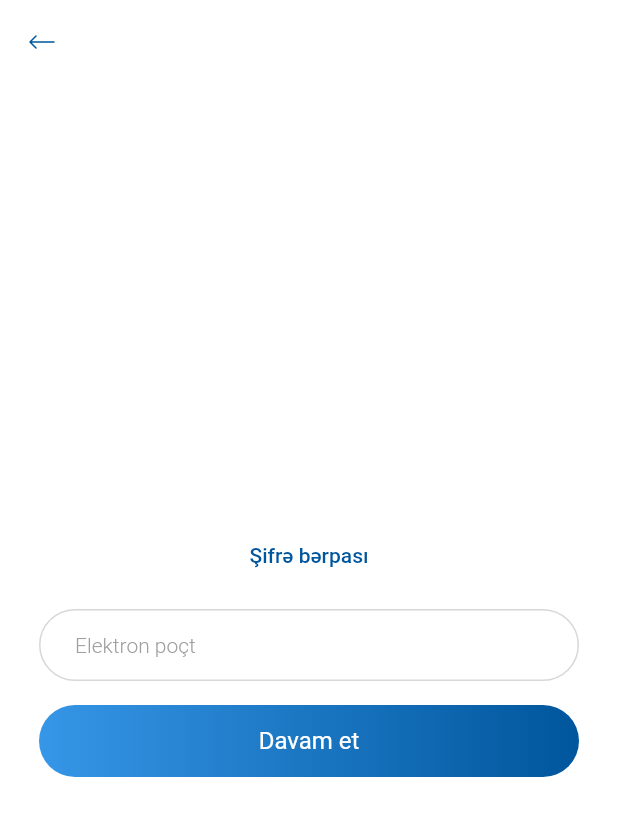
After one commit to shahinrehimov/Carfyapp_, a Flutter app: the ForgotPasswordPage screen opened by its route, on a phone screen of 412 x 824 dp. The commit adds this screen. Shown: the top 816 px of the screen. Run offline on Flutter 3.47's test engine with Material 3 defaults, Android fonts, the phone set to English and light mode, and no system bars; our stand-ins replace auto_route, dartz, dio, equatable, flutter_bloc, flutter_native_splash and 5 more; missing offline and left inert: dio_curl_logger, encrypt; accounts and stored records are empty.

Commit message:
forgot password page ui

```diff
--- /dev/null
+++ b/devtools_options.yaml
@@ -0,0 +1,3 @@
+description: This file stores settings for Dart & Flutter DevTools.
+documentation: https://docs.flutter.dev/tools/devtools/extensions#configure-extension-enablement-states
+extensions:
--- a/lib/common/router/app_router.dart
+++ b/lib/common/router/app_router.dart
@@ -1,6 +1,7 @@
 import 'package:auto_route/auto_route.dart';
 import 'package:flutter/cupertino.dart';
 
+import '../../presentation/auth/forgot_password/ui/page/forgot_password_page.dart';
 import '../../presentation/auth/login/ui/page/login_page.dart';
 import '../../presentation/auth/login/ui/page/login_phone_verify_page.dart';
 import '../../presentation/basket/ui/page/basket_page.dart';
@@ -31,5 +32,6 @@ class AppRouter extends RootStackRouter {
     ),
     AutoRoute(page: LoginRoute.page),
     AutoRoute(page: LoginPhoneVerifyRoute.page),
+    AutoRoute(page: ForgotPasswordRoute.page),
   ];
 }
--- a/lib/localization/languages/az.dart
+++ b/lib/localization/languages/az.dart
@@ -100,4 +100,7 @@ class LanguageAz extends Languages {
 
   @override
   String get confirm => 'Təsdiqlə';
+
+  @override
+  String get passwordRecovery => 'Şifrə bərpası';
 }
--- a/lib/localization/languages/languages.dart
+++ b/lib/localization/languages/languages.dart
@@ -70,4 +70,6 @@ abstract class Languages {
   String otpSentToNumber(String number);
 
   String get confirm;
+
+  String get passwordRecovery;
 }
--- /dev/null
+++ b/lib/presentation/auth/forgot_password/ui/page/forgot_password_page.dart
@@ -0,0 +1,51 @@
+import 'package:auto_route/annotations.dart';
+import 'package:auto_route/auto_route.dart';
+import 'package:carfy/common/util/input_formatters.dart';
+import 'package:carfy/common/widgets/custom_button.dart';
+import 'package:carfy/common/widgets/custom_text_field.dart';
+import 'package:flutter/material.dart';
+import 'package:flutter_svg/svg.dart';
+
+import '../../../../../common/theme/theme.dart';
+import '../../../../../gen/assets.gen.dart';
+import '../../../../../localization/languages/languages.dart';
+
+@RoutePage()
+class ForgotPasswordPage extends StatelessWidget {
+  const ForgotPasswordPage({super.key});
+
+  @override
+  Widget build(BuildContext context) {
+    return Scaffold(
+      appBar: AppBar(
+        backgroundColor: context.theme.colors.white,
+        elevation: 0,
+        leading: InkWell(
+          onTap: () => context.pop(),
+          child: UnconstrainedBox(child: SvgPicture.asset(Assets.icons.arrowNarrowLeft, width: 24, height: 24)),
+        ),
+      ),
+      backgroundColor: context.theme.colors.white,
+      body: Padding(
+        padding: const EdgeInsets.symmetric(horizontal: 26),
+        child: Column(
+          mainAxisAlignment: MainAxisAlignment.center,
+          children: [
+            Text(
+              Languages.of(context)!.passwordRecovery,
+              style: TextStyle(fontSize: 14, fontWeight: FontWeight.w500, color: context.theme.colors.primary),
+            ),
+            SizedBox(height: 28),
+            CustomTextField(
+              controller: TextEditingController(),
+              hint: Languages.of(context)!.email,
+              inputFormatters: [InputFormatter.getEmailFormatter()],
+            ),
+            SizedBox(height: 16),
+            CustomButton(onPressed: () {}, text: Languages.of(context)!.$continue),
+          ],
+        ),
+      ),
+    );
+  }
+}
--- a/lib/presentation/auth/login/ui/page/login_page.dart
+++ b/lib/presentation/auth/login/ui/page/login_page.dart
@@ -1,4 +1,6 @@
 import 'package:auto_route/annotations.dart';
+import 'package:auto_route/auto_route.dart';
+import 'package:carfy/common/router/app_router.dart';
 import 'package:carfy/common/util/input_formatters.dart';
 import 'package:carfy/common/widgets/custom_app_bar.dart';
 import 'package:carfy/common/widgets/custom_button.dart';
--- a/lib/presentation/auth/login/ui/widget/with_email.dart
+++ b/lib/presentation/auth/login/ui/widget/with_email.dart
@@ -40,7 +40,8 @@ class _LoginWithEmail extends StatelessWidget {
               SizedBox(height: 16),
               BlocBuilder<LoginCubit, LoginState>(
                 buildWhen: (oldState, newState) =>
-                oldState.obscureText != newState.obscureText || oldState.passwordValidationState != newState.passwordValidationState,
+                    oldState.obscureText != newState.obscureText ||
+                    oldState.passwordValidationState != newState.passwordValidationState,
                 builder: (context, state) {
                   return CustomTextField(
                     controller: cubit.passwordController,
@@ -71,7 +72,7 @@ class _LoginWithEmail extends StatelessWidget {
                 },
               ),
               TextButton(
-                onPressed: () {},
+                onPressed: () => context.router.push(ForgotPasswordRoute()),
                 child: Text(
                   Languages.of(context)!.forgotPassword,
                   style: TextStyle(color: context.theme.colors.primary, decoration: TextDecoration.underline),
--- a/lib/presentation/splash/state/splash_cubit.dart
+++ b/lib/presentation/splash/state/splash_cubit.dart
@@ -31,7 +31,8 @@ class SplashCubit extends Cubit<SplashState> {
     await Future.delayed(const Duration(milliseconds: 300));
 
     if (!firstEnter) {
-      _appRouter.replace(MainRoute());
+      // _appRouter.replace(MainRoute());
+      _appRouter.replace(LoginRoute());
     }
   }
 
```
Also changed, not shown: lib/common/util/input_formatters.dart (+1 -60 lines), lib/common/router/app_router.gr.dart.
